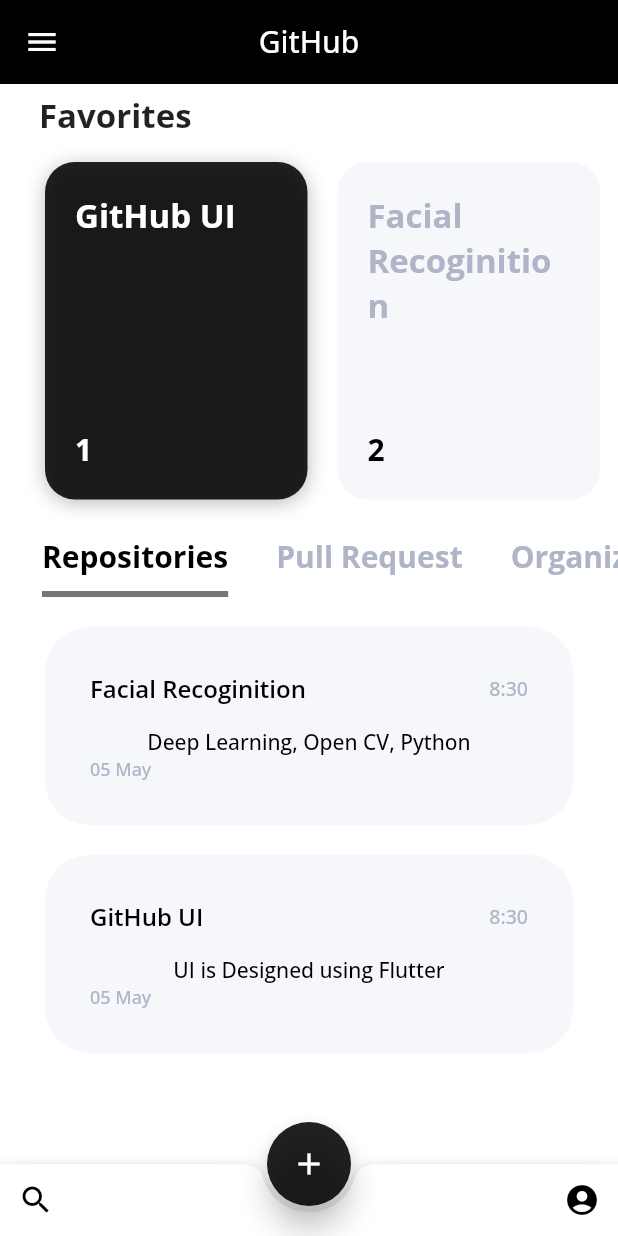
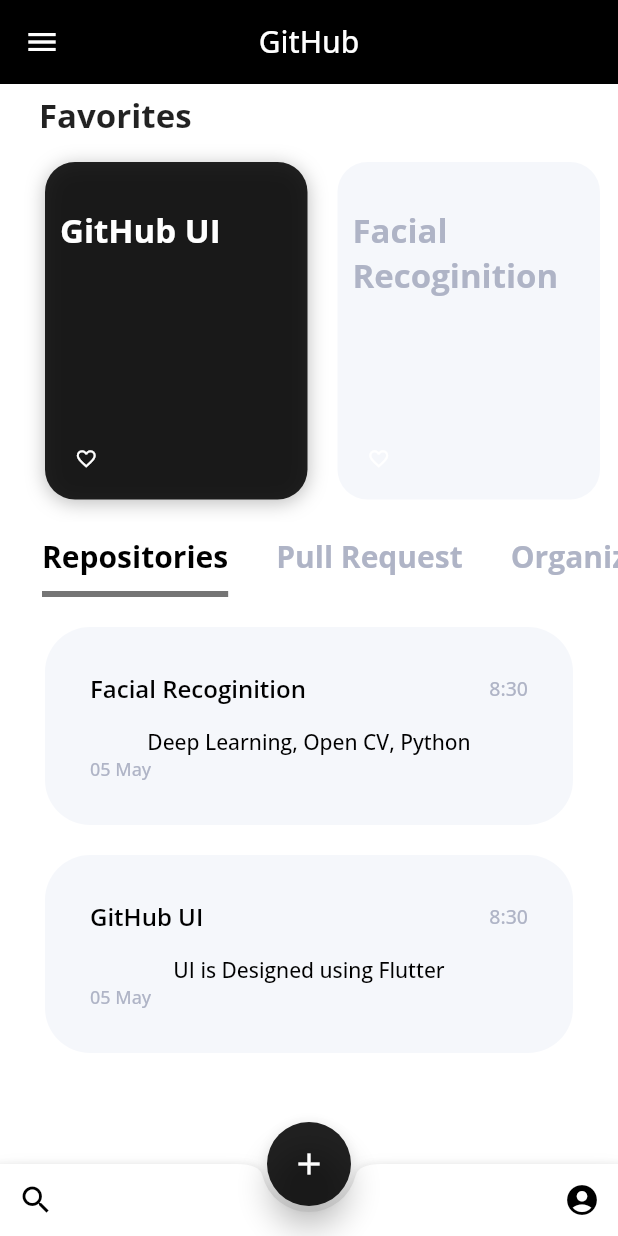
Before and after one commit to anubhav11803451/github_ui, a Flutter app: the Homescreen screen opened directly, on a phone screen of 412 x 824 dp. Run offline on Flutter 3.47's test engine with Material 2 defaults, Android fonts, the phone set to English and light mode, and no system bars; our stand-ins replace google_fonts, splashscreen.

Commit message:
Update body.dart

```diff
--- a/lib/screens/body.dart
+++ b/lib/screens/body.dart
@@ -50,7 +50,7 @@
           crossAxisAlignment: CrossAxisAlignment.start,
           children: <Widget>[
             Padding(
-              padding: EdgeInsets.all(20.0),
+              padding: EdgeInsets.only(top:30.0, left: 10),
               child: Text(
                 title,
                 style: GoogleFonts.openSans(
@@ -64,16 +64,10 @@
             ),
             Padding(
               padding: EdgeInsets.all(20.0),
-              child: Text(
-                count.toString(),
-                style: GoogleFonts.openSans(
-                  color:
-                      selectedRepoIndex == index
-                      ? Colors.white
-                      : Colors.black,
-                  fontSize: 20.0,
-                  fontWeight: FontWeight.bold,
-                ),
+              child: Icon(
+                Icons.favorite_border,
+                color: Colors.white,
+                size: 15,
               ),
             ),
           ],
```
